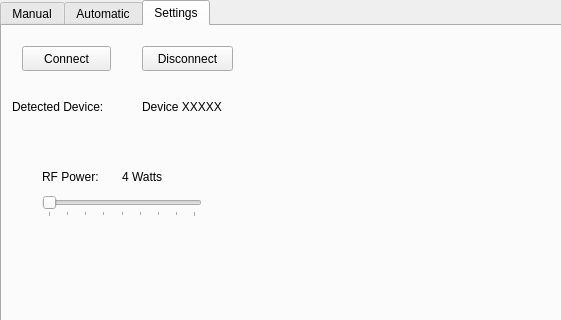
This is GUI/vr_gui_layout.ui in rschloen/haptic_vr as Qt 5 draws it before an edit; both pictures show x 0 to 561 and y 0 to 320 of the 800 by 410 pixel window. The edited form follows.
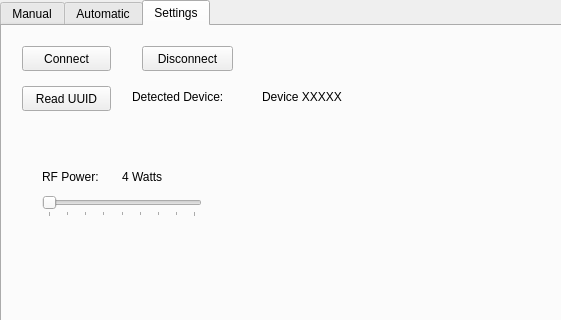
This is the edited form. The open tabs and pages were chosen to show the change.

What changed in the file:
```diff
--- a/GUI/vr_gui_layout.ui
+++ b/GUI/vr_gui_layout.ui
@@ -1692,8 +1692,8 @@
         <widget class="QLabel" name="label_7">
          <property name="geometry">
           <rect>
-           <x>10</x>
-           <y>70</y>
+           <x>130</x>
+           <y>60</y>
            <width>181</width>
            <height>21</height>
           </rect>
@@ -1781,8 +1781,8 @@
         <widget class="QLabel" name="label_9">
          <property name="geometry">
           <rect>
-           <x>140</x>
-           <y>70</y>
+           <x>260</x>
+           <y>60</y>
            <width>151</width>
            <height>21</height>
           </rect>
@@ -1804,6 +1804,19 @@
           <string>4 Watts</string>
          </property>
         </widget>
+        <widget class="QPushButton" name="read_uuid">
+         <property name="geometry">
+          <rect>
+           <x>20</x>
+           <y>60</y>
+           <width>89</width>
+           <height>25</height>
+          </rect>
+         </property>
+         <property name="text">
+          <string>Read UUID</string>
+         </property>
+        </widget>
        </widget>
       </widget>
      </item>
```
Left out of the diff: 6 changed lines with no effect on the pictures.
